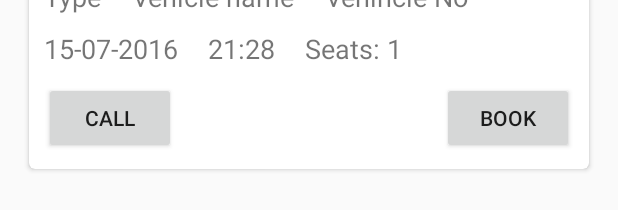
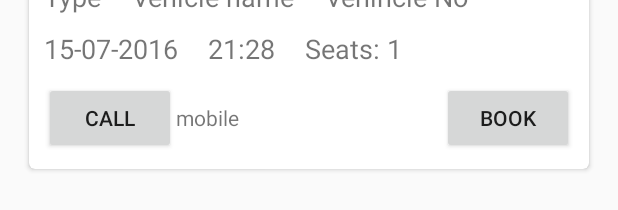
Before and after one commit to nihalanisumit/Poolio, an Android app: the layout ride_list_row.xml on its own in the app's theme, with its tools: preview values and no code run, on a phone screen of 412 x 824 dp. Shown: the part 134-344 px from the top of the screen. Run offline under Robolectric (Android 15) with nearby library versions, the phone set to English and light mode, and no system bars.

Commit message:
workflow updated

```diff
--- a/app/src/main/java/androarmy/poolio/SplashScreen.java
+++ b/app/src/main/java/androarmy/poolio/SplashScreen.java
@@ -26,8 +26,8 @@ public class SplashScreen extends Activity {
     Animation fadeIn;
     private ImageView logo;
     public String NO_VAL="empty";
-     public final String SIGNIN_URL="http://192.168.1.6/poolio/signin.php";//Siddharth's pc
-    //public final String SIGNIN_URL="http://192.168.1.10:8080/poolio/signin.php";//Sumit's pc
+     //public final String SIGNIN_URL="http://192.168.1.6/poolio/signin.php";//Siddharth's pc
+     public final String SIGNIN_URL="http://192.168.1.14:8080/poolio/signin.php";//Sumit's pc
     private String password = null;
 
     @Override
--- a/app/src/main/java/androarmy/poolio/find_a_ride.java
+++ b/app/src/main/java/androarmy/poolio/find_a_ride.java
@@ -27,7 +27,7 @@ import java.util.Calendar;
 import java.util.HashMap;
 
 public class find_a_ride extends Fragment {
-    String[] locations ={"SRM Arch Gate","Abode Valley","Estancia","Backgate","Potheri Station","Guduvancheri"};//need to make it dynamic
+    String[] locations ={"SRM Arch Gate","Abode Valley","Estancia","SRM Backgate","Potheri Station","Green Pearl","Safa Guduvanchery", "Akshaya Guduvanchery"};//need to make it dynamic
     AutoCompleteTextView actv,actv2;
     EditText dateET, timeET;
     Button b;
@@ -117,7 +117,6 @@ public class find_a_ride extends Fragment {
                 super.onPostExecute(s);
                 loading.dismiss();
                 //Toast.makeText(getContext(),s,Toast.LENGTH_LONG).show();
-                //showRides(s);
                 Intent i = new Intent(getActivity(),available_rides.class);
                 i.putExtra("json",s);
                 startActivity(i);
--- a/app/src/main/java/androarmy/poolio/offer_a_ride.java
+++ b/app/src/main/java/androarmy/poolio/offer_a_ride.java
@@ -35,7 +35,7 @@ public class offer_a_ride extends Fragment {
     //public final String REGISTER_URL="http://192.168.1.101/poolio/register.php"; //Siddharth's pc
     public final String OFFER_URL="http://192.168.1.14:8080/poolio/offer.php";// Sumit's pc
 
-    String[] locations ={"SRM Arch Gate","Abode Valley","Estancia","Backgate","Potheri Station","Guduvancheri"};//need to make it dynamic
+    String[] locations ={"SRM Arch Gate","Abode Valley","Estancia","SRM Backgate","Potheri Station","Green Pearl","Safa Guduvanchery", "Akshaya Guduvanchery"};
     List<String> vehicleType = new ArrayList<String>(); //No need for dynamic i suppose
     public static Spinner spinner;
     AutoCompleteTextView actv,actv2;
--- a/app/src/main/res/layout/ride_list_row.xml
+++ b/app/src/main/res/layout/ride_list_row.xml
@@ -98,21 +98,24 @@
                     android:layout_width="wrap_content"
                     android:layout_height="wrap_content"
                     android:text="Type"
-                    android:textSize="18dp"/>
+                    android:textSize="18dp"
+                    android:id="@+id/type_tv"/>
 
                 <TextView
                 android:layout_width="wrap_content"
                 android:layout_height="wrap_content"
                 android:text="Vehicle name"
                 android:layout_marginLeft="20dp"
-                android:textSize="18dp"/>
+                android:textSize="18dp"
+                android:id="@+id/vehiclename_tv"/>
 
                 <TextView
                     android:layout_width="wrap_content"
                     android:layout_height="wrap_content"
                     android:textSize="18dp"
                     android:layout_marginLeft="20dp"
-                    android:text="Vehincle No"/>
+                    android:text="Vehincle No"
+                    android:id="@+id/vehicleno_tv"/>
 
             </LinearLayout>
             <LinearLayout
@@ -129,7 +132,8 @@
                     android:layout_width="wrap_content"
                     android:layout_height="wrap_content"
                     android:text="15-07-2016"
-                    android:textSize="18dp"/>
+                    android:textSize="18dp"
+                    android:id="@+id/date_tv"/>
 
 
                 <TextView
@@ -138,14 +142,14 @@
                     android:textSize="18dp"
                     android:layout_marginLeft="20dp"
                     android:text="21:28"
-                    />
+                    android:id="@+id/time_tv"/>
                 <TextView
                     android:layout_width="wrap_content"
                     android:layout_height="wrap_content"
                     android:textSize="18dp"
                     android:layout_marginLeft="20dp"
                     android:text="Seats: 1"
-                    />
+                    android:id="@+id/seats_tv"/>
 
             </LinearLayout>
             <LinearLayout
@@ -160,12 +164,22 @@
                     <Button
                         android:layout_width="wrap_content"
                         android:layout_height="wrap_content"
-                        android:text="Call"/>
+                        android:text="Call"
+                        android:id="@+id/button"/>
                     <Button
                         android:layout_width="wrap_content"
                         android:layout_height="wrap_content"
                         android:text="Book"
                         android:layout_alignParentRight="true"/>
+
+                    <TextView
+                        android:layout_width="wrap_content"
+                        android:layout_height="wrap_content"
+                        android:text="mobile"
+                        android:id="@+id/mobile"
+                        android:layout_centerVertical="true"
+                        android:layout_toRightOf="@+id/button"
+                        android:layout_toEndOf="@+id/button"/>
                 </RelativeLayout>
 
 
```
Also changed, not shown: app/src/main/java/androarmy/poolio/Recycler_View_Adapter.java (+23 -10 lines), app/src/main/java/androarmy/poolio/available_rides.java (+22 -1 lines), 1 other file.
